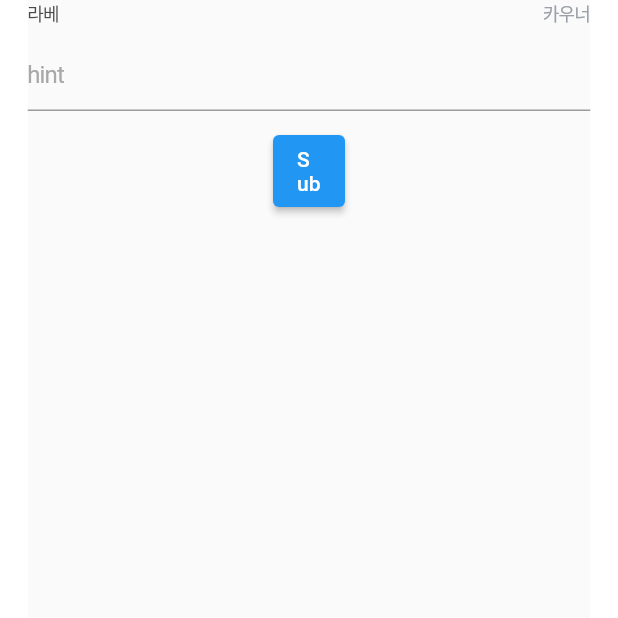
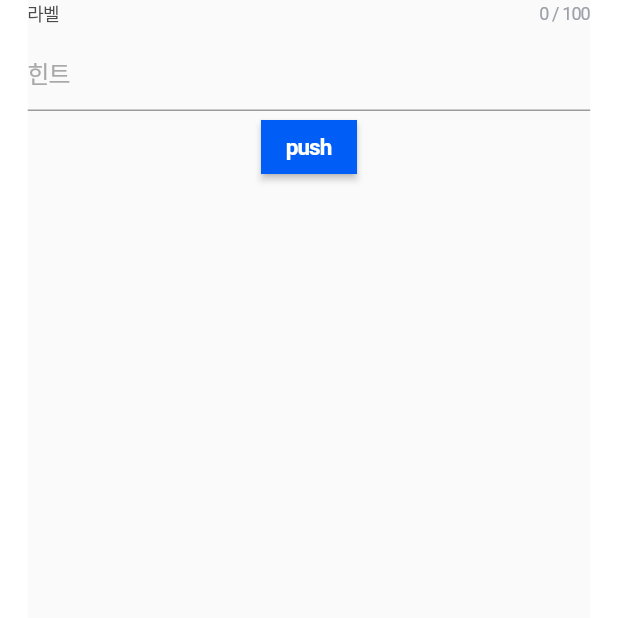
Before and after one commit to CURi22/Flutter, a Flutter app: the screen it shows after launch, on a phone screen of 412 x 824 dp, the top half of it. Run offline on Flutter 3.47's test engine with Material 2 defaults, Android fonts, the phone set to English and light mode, and no system bars; Roboto replaces fonts that are missing (SpoqaHanSansNeo).

Commit message:
텍스트 필드 완료

```diff
--- a/lib/main.dart
+++ b/lib/main.dart
@@ -1,7 +1,7 @@
 import 'package:flutter/material.dart';
-import 'package:provider/provider.dart';
+// import 'package:provider/provider.dart';
 
-import 'package:untitled/provider/context.dart';
+// import 'package:untitled/provider/context.dart';
 import 'package:untitled/screen/home/home.dart';
 
 void main() {
@@ -10,8 +10,8 @@ void main() {
       child: Center(
         child: SizedBox(
           width: 375,
-          child: ChangeNotifierProvider(
-            create: (_) => Context(),
+          // child: ChangeNotifierProvider(
+          //   create: (_) => Context(),
           child: MaterialApp(
             builder: (BuildContext context, Widget? child) => MediaQuery(
               data: MediaQuery.of(context).copyWith(
@@ -28,7 +28,7 @@ void main() {
             ),
             title: 'untitled',
           ),
-          ),
+          // ),
         ),
       ),
     ),
--- a/lib/screen/home/home.dart
+++ b/lib/screen/home/home.dart
@@ -2,95 +2,62 @@ import 'package:flutter/material.dart';
 
 import 'package:untitled/style/design/component.dart';
 import 'package:untitled/style/design/foundation.dart';
+import 'package:untitled/widget/design_widget.dart';
 
 class Home extends StatelessWidget {
   Home({super.key});
 
-  final GlobalKey<FormState> _formKey = GlobalKey<FormState>();
+  final GlobalKey<FormState> globalKey = GlobalKey<FormState>();
+  final TextEditingController controller = TextEditingController();
+
+  void onPressHandler() {
+    if (globalKey.currentState!.validate()) {
+      globalKey.currentState!.save();
+    }
+  }
+
+  String? onValidateHandler(String? val) {
+    return null;
+  }
+
+  void onSaveHandler(String? val) {
+    print('value: $val');
+    print('controller: ${controller.text}');
+  }
 
   @override
   Widget build(BuildContext context) {
     return Scaffold(
       body: Column(
         children: <Widget>[
-          // ElevatedButton(
-          //   style: ElevatedButton.styleFrom(
-          //     shape: const RoundedRectangleBorder(
-          //       borderRadius: ButtonDesign.squareShape,
-          //     ),
-          //   ).merge(
-          //     ButtonStyle(
-          //       backgroundColor: ButtonDesign.primeFillColor,
-          //       foregroundColor: ButtonDesign.primeFillText,
-          //     ),
-          //   ),
-          //   onPressed: () {
-          //     print('pressed');
-          //   },
-          //   child: const Text(
-          //     'text',
-          //     style: FontGuide.buttonL,
-          //   ),
-          // ),
           Form(
-            key: _formKey,
+            key: globalKey,
             child: Column(
-              children: <Widget>[
-                Row(
-                  mainAxisAlignment: MainAxisAlignment.spaceBetween,
-                  children: [
-                    Text(
-                      '라베',
-                      style: TextFieldDesign.labelText,
+              children: [
+                TextFieldSH(
+                  controller: controller,
+                  hint: '힌트',
+                  label: '라벨',
+                  maxLength: 100,
+                  validator: onValidateHandler,
+                  onSaved: onSaveHandler,
+                  isPw: true,
+                ),
+                ElevatedButton(
+                  style: ElevatedButton.styleFrom(
+                    shape: const RoundedRectangleBorder(
+                      borderRadius: ButtonDesign.squareShape,
                     ),
-                    Text(
-                      '카우너',
-                      style: TextFieldDesign.counterText,
+                  ).merge(
+                    ButtonStyle(
+                      backgroundColor: ButtonDesign.primeFillColor,
+                      foregroundColor: ButtonDesign.primeFillText,
                     ),
-                  ],
-                ),
-                TextFormField(
-                  // TextEditingController 사용
-                  enabled: true,
-                  decoration: InputDecoration(
-                    counter: const SizedBox.shrink(),
-                    // border: OutlineInputBorder(),
-                    border: TextFieldDesign.enabledBorder,
-                    disabledBorder: TextFieldDesign.disabledBorder,
-                    errorBorder: TextFieldDesign.errorBorder,
-                    focusedBorder: TextFieldDesign.focusedBorder,
-                    // errorText: 'error hint',
-                    hintText: 'hint',
-                    errorStyle: TextFieldDesign.errorText,
-                    hintStyle: TextFieldDesign.hintText,
                   ),
-                  style: TextFieldDesign.inputText,
-                  // maxLength: 10,
-                  obscureText: false,
-                  validator: (String? val) {
-                    if (val == null || val.isEmpty) {
-                      return 'enter text';
-                    }
-
-                    return null;
-                  },
-                  onSaved: (String? val) {},
-                ),
-                Padding(
-                  padding: const EdgeInsets.symmetric(
-                    vertical: 16.0,
-                  ),
-                  child: SizedBox(
-                    width: 48,
-                    height: 48,
-                    child: ElevatedButton(
-                      onPressed: () {
-                        if (_formKey.currentState!.validate()) {
-                          _formKey.currentState!.save();
-                        }
-                      },
-                      child: const Text('Sub'),
-                    ),
+                  onPressed: onPressHandler,
+                  child: const Text(
+                    'push',
+                    style: FontGuide.buttonL,
                   ),
                 ),
               ],
--- a/lib/widget/design_widget.dart
+++ b/lib/widget/design_widget.dart
@@ -1,2 +1,139 @@
-// TextFieldSH
+import 'package:flutter/material.dart';
+
+import 'package:untitled/style/design/component.dart';
+
+class TextFieldSH extends StatefulWidget {
+  final TextEditingController controller;
+  final String? error;
+  final String? hint;
+  final bool isPw;
+  final String? label;
+  final int? maxLength;
+  final void Function(String? val)? onSaved;
+  final String? Function(String? val)? validator;
+
+  const TextFieldSH({
+    required this.controller,
+    this.error,
+    this.hint,
+    this.isPw = false,
+    this.label,
+    this.maxLength,
+    this.onSaved,
+    this.validator,
+    super.key,
+  });
+
+  void onPressXHandler() {
+    controller.clear();
+  }
+
+  @override
+  State<StatefulWidget> createState() => _TextFieldSH();
+}
+
+class _TextFieldSH extends State<TextFieldSH> {
+  static bool isFieldNotEmpty = false;
+  static late bool isObscureText;
+
+  void onPressEyeHandler() {
+    setState(() {
+      isObscureText = !isObscureText;
+    });
+  }
+
+  void onChangeHandler(String val) {
+    setState(() {
+      isFieldNotEmpty = val.isNotEmpty;
+    });
+  }
+
+  @override
+  void initState() {
+    super.initState();
+
+    isObscureText = widget.isPw;
+  }
+
+  @override
+  Widget build(BuildContext context) {
+    return Column(
+      children: <Widget>[
+        Row(
+          mainAxisAlignment: MainAxisAlignment.spaceBetween,
+          children: <Widget>[
+            widget.label != null
+                ? Text(
+                    widget.label!,
+                    style: TextFieldDesign.labelText,
+                  )
+                : const SizedBox.shrink(),
+            widget.maxLength != null
+                ? Text(
+                    '${widget.controller.text.length} / ${widget.maxLength}',
+                    style: TextFieldDesign.counterText,
+                  )
+                : const SizedBox.shrink(),
+          ],
+        ),
+        TextFormField(
+          controller: widget.controller,
+          decoration: InputDecoration(
+            border: TextFieldDesign.enabledBorder,
+            counter: const SizedBox.shrink(),
+            disabledBorder: TextFieldDesign.disabledBorder,
+            errorBorder: TextFieldDesign.errorBorder,
+            errorStyle: TextFieldDesign.errorText,
+            errorText: widget.error,
+            focusedBorder: TextFieldDesign.focusedBorder,
+            hintText: widget.hint,
+            hintStyle: TextFieldDesign.hintText,
+            suffixIcon: isFieldNotEmpty
+                ? Row(
+                    mainAxisAlignment: MainAxisAlignment.spaceBetween,
+                    mainAxisSize: MainAxisSize.min,
+                    children: <Widget>[
+                      IconButton(
+                        constraints: const BoxConstraints(),
+                        padding: const EdgeInsets.symmetric(
+                          horizontal: 5,
+                        ),
+                        onPressed: widget.onPressXHandler,
+                        icon: Image.asset(
+                          'assets/icon/sample.png',
+                          width: 20,
+                          height: 20,
+                        ),
+                      ),
+                      widget.isPw
+                          ? IconButton(
+                              constraints: const BoxConstraints(),
+                              padding: const EdgeInsets.symmetric(
+                                horizontal: 5,
+                              ),
+                              onPressed: onPressEyeHandler,
+                              icon: Image.asset(
+                                'assets/icon/sample.png',
+                                width: 20,
+                                height: 20,
+                              ),
+                            )
+                          : const SizedBox.shrink(),
+                    ],
+                  )
+                : null,
+          ),
+          enabled: true,
+          maxLength: widget.maxLength,
+          obscureText: isObscureText,
+          style: TextFieldDesign.inputText,
+          onChanged: onChangeHandler,
+          onSaved: widget.onSaved,
+          validator: widget.validator,
+        ),
+      ],
+    );
+  }
+}
+
 // TextAreaSH
```
Also changed, not shown: assets/icon/sample.png (added). Lines whose indentation alone changed are shown as unchanged.
